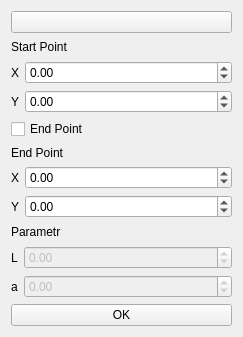
Old version of the form GUI_PSN/rec_wid.ui in the repository BeConOr/INP.
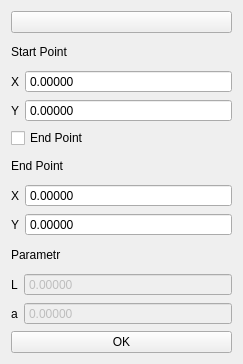
New version of the form. Icons and pictures are not drawn.

Patch:
```diff
--- a/GUI_PSN/rec_wid.ui
+++ b/GUI_PSN/rec_wid.ui
@@ -7,7 +7,7 @@
     <x>0</x>
     <y>0</y>
     <width>243</width>
-    <height>337</height>
+    <height>364</height>
    </rect>
   </property>
   <property name="windowTitle">
@@ -52,6 +52,12 @@
        </item>
        <item row="0" column="1">
         <widget class="QDoubleSpinBox" name="Start_x">
+         <property name="buttonSymbols">
+          <enum>QAbstractSpinBox::NoButtons</enum>
+         </property>
+         <property name="decimals">
+          <number>5</number>
+         </property>
          <property name="minimum">
           <double>-100000.000000000000000</double>
          </property>
@@ -62,6 +68,12 @@
        </item>
        <item row="1" column="1">
         <widget class="QDoubleSpinBox" name="Start_y">
+         <property name="buttonSymbols">
+          <enum>QAbstractSpinBox::NoButtons</enum>
+         </property>
+         <property name="decimals">
+          <number>5</number>
+         </property>
          <property name="minimum">
           <double>-100000.000000000000000</double>
          </property>
@@ -108,6 +120,12 @@
        </item>
        <item row="0" column="1">
         <widget class="QDoubleSpinBox" name="End_x">
+         <property name="buttonSymbols">
+          <enum>QAbstractSpinBox::NoButtons</enum>
+         </property>
+         <property name="decimals">
+          <number>5</number>
+         </property>
          <property name="minimum">
           <double>-100000.000000000000000</double>
          </property>
@@ -118,6 +136,12 @@
        </item>
        <item row="1" column="1">
         <widget class="QDoubleSpinBox" name="End_y">
+         <property name="buttonSymbols">
+          <enum>QAbstractSpinBox::NoButtons</enum>
+         </property>
+         <property name="decimals">
+          <number>5</number>
+         </property>
          <property name="minimum">
           <double>-100000.000000000000000</double>
          </property>
@@ -160,8 +184,14 @@
          <property name="enabled">
           <bool>false</bool>
          </property>
+         <property name="buttonSymbols">
+          <enum>QAbstractSpinBox::NoButtons</enum>
+         </property>
+         <property name="decimals">
+          <number>5</number>
+         </property>
          <property name="minimum">
-          <double>-100000.000000000000000</double>
+          <double>0.000000000000000</double>
          </property>
          <property name="maximum">
           <double>100000.000000000000000</double>
@@ -173,6 +203,12 @@
          <property name="enabled">
           <bool>false</bool>
          </property>
+         <property name="buttonSymbols">
+          <enum>QAbstractSpinBox::NoButtons</enum>
+         </property>
+         <property name="decimals">
+          <number>5</number>
+         </property>
          <property name="minimum">
           <double>-100000.000000000000000</double>
          </property>
```
